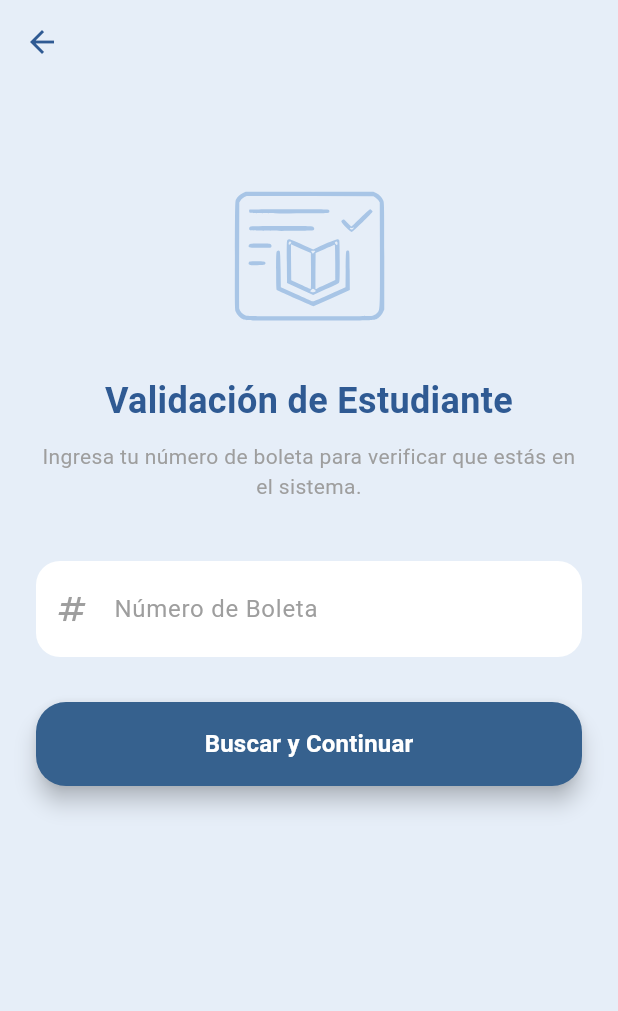
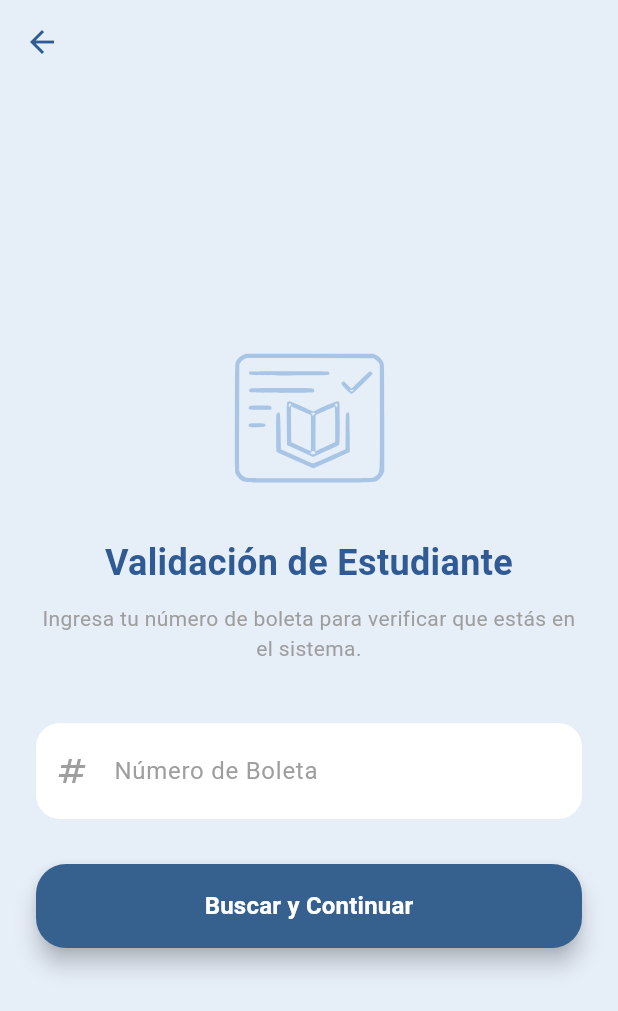
Before and after one commit to betilloXann/proyecto_tutorias, a Flutter app: the StudentLookupView screen opened by its route, on a phone screen of 412 x 824 dp. Shown: the top 1011 px of the screen. Run offline on Flutter 3.47's test engine with Material 3 defaults, Android fonts, the phone set to English and light mode, and no system bars; our stand-ins replace cloud_firestore, file_picker, firebase_auth, firebase_core, firebase_storage, flutter_svg and 1 more; accounts and stored records are empty.

Commit message:
:children_crossing: Se mejoro la pantalla adaptada al teclado y permiter ver que se escribe en un campo

```diff
--- a/lib/features/login/views/register_view.dart
+++ b/lib/features/login/views/register_view.dart
@@ -147,7 +147,7 @@ class _RegisterViewState extends State<RegisterView> {
         ),
       ),
       body: SingleChildScrollView(
-        padding: const EdgeInsets.all(24),
+        padding: const EdgeInsets.fromLTRB(24, 24, 24, 40),
         child: Column(
           children: [
             SvgPicture.asset("assets/images/logo.svg", height: 80),
--- a/lib/features/login/views/student_lookup_view.dart
+++ b/lib/features/login/views/student_lookup_view.dart
@@ -6,7 +6,7 @@ import '../../../core/widgets/primary_button.dart';
 import '../../../core/widgets/text_input_field.dart';
 import '../../../data/repositories/auth_repository.dart';
 import '../viewmodels/student_lookup_viewmodel.dart';
-import 'register_view.dart'; // <--- 1. DESCOMENTA ESTO
+import 'register_view.dart';
 
 class StudentLookupView extends StatefulWidget {
   const StudentLookupView({super.key});
@@ -29,6 +29,7 @@ class _StudentLookupViewState extends State<StudentLookupView> {
     return ChangeNotifierProvider(
       create: (context) => StudentLookupViewModel(context.read<AuthRepository>()),
       child: Scaffold(
+        backgroundColor: const Color(0xFFE6EEF8), // Asegúrate de tener el color de fondo aquí si lo usas
         appBar: AppBar(
           backgroundColor: Colors.transparent,
           elevation: 0,
@@ -39,11 +40,18 @@ class _StudentLookupViewState extends State<StudentLookupView> {
         ),
         body: Consumer<StudentLookupViewModel>(
           builder: (context, viewModel, child) {
-            return Padding(
+            // 1. AÑADIDO: Center para centrar el contenido en Web/Tablets
+            return Center(
+              // 2. AÑADIDO: SingleChildScrollView para permitir scroll cuando sale el teclado
+              child: SingleChildScrollView(
+                // Movemos el padding aquí para que sea parte del scroll
                 padding: const EdgeInsets.all(24),
                 child: Column(
+                  mainAxisAlignment: MainAxisAlignment.center, // Centrado vertical extra
                   children: [
-                  const SizedBox(height: 40),
+                    // Puedes quitar este SizedBox si usas Center, o dejarlo si quieres más aire arriba
+                    // const SizedBox(height: 40),
+
                     SvgPicture.asset("assets/images/logo.svg", height: 100),
                     const SizedBox(height: 30),
                     const Text(
@@ -91,21 +99,16 @@ class _StudentLookupViewState extends State<StudentLookupView> {
                           : PrimaryButton(
                         text: "Buscar y Continuar",
                         onPressed: () async {
-                        // A. Ejecutar búsqueda
                           final success = await viewModel.searchStudent(boletaCtrl.text);
 
-                        // B. Verificar éxito y montaje
                           if (success && context.mounted) {
-                          // C. OBTENER EL USUARIO QUE ENCONTRÓ EL VIEWMODEL
                             final user = viewModel.foundUser;
 
                             if (user != null) {
-                            // D. NAVEGACIÓN MANUAL (PUSH) PARA PASAR DATOS
                               Navigator.push(
                                 context,
                                 MaterialPageRoute(
                                   builder: (context) => RegisterView(
-                                  // Pasamos los datos que RegisterView necesita
                                     boleta: user.boleta,
                                     foundName: user.name,
                                     docId: user.id,
@@ -117,7 +120,10 @@ class _StudentLookupViewState extends State<StudentLookupView> {
                         },
                       ),
                     ),
+                    // Espacio extra al final para que el teclado no tape el botón
+                    const SizedBox(height: 20),
                   ],
+                ),
               ),
             );
           },
```
Lines whose indentation alone changed are shown as unchanged.
